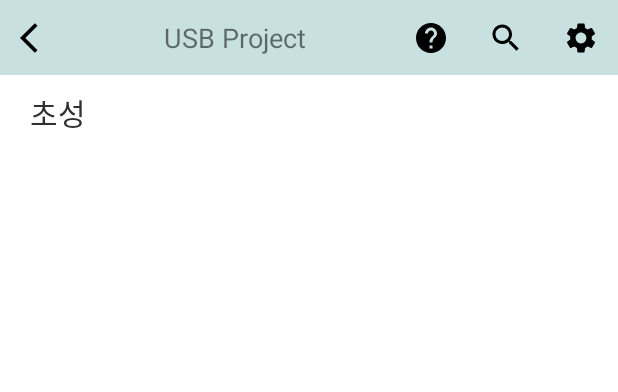
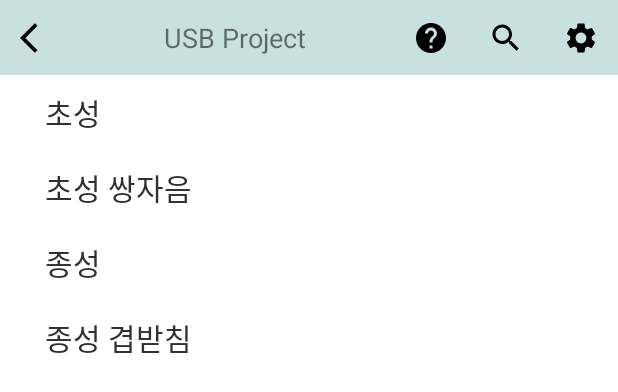
Before and after one commit to jaewon1778/USB, an Android app: the layout consonant.xml on its own in the app's theme, with its tools: preview values and no code run, on a phone screen of 412 x 824 dp. Shown: the top 392 px of the screen. Run offline under Robolectric (Android 15) with nearby library versions, the light colour scheme and no system bars.

Commit message:
자음 grid 완료 출력부 xml 제작하기

```diff
--- a/app/src/main/res/layout/consonant.xml
+++ b/app/src/main/res/layout/consonant.xml
@@ -20,6 +20,21 @@
             layout="@layout/header_white"
             />
 
+        <ScrollView
+            android:layout_width="match_parent"
+            android:layout_height="match_parent"
+            android:fillViewport="true"
+            android:layout_marginRight="10dp"
+            android:layout_marginLeft="10dp"
+            >
+
+            <LinearLayout
+                android:layout_width="match_parent"
+                android:layout_height="wrap_content"
+                android:orientation="vertical"
+                >
+
+
                 <TextView
                     android:id="@+id/txt_initialCon"
                     android:layout_width="match_parent"
@@ -27,18 +42,91 @@
                     android:text="초성"
                     style="@style/txt_leftTitle"
                     />
+
                 <GridView
                     android:id="@+id/grdv_initialCon"
                     android:layout_width="match_parent"
-            android:layout_height="0dp"
-            android:layout_weight="0.3"
+                    android:layout_height="wrap_content"
+
+
                     android:numColumns="5"
                     app:layout_constraintEnd_toEndOf="parent"
                     app:layout_constraintStart_toStartOf="parent"
                     app:layout_constraintTop_toBottomOf="@+id/txt_initialCon"
-            >
 
-        </GridView>
+                    style="@style/grdv_kor"
+                    />
+
+                <TextView
+                    android:id="@+id/txt_initialDblCon"
+                    android:layout_width="match_parent"
+                    android:layout_height="wrap_content"
+                    android:text="초성 쌍자음"
+                    style="@style/txt_leftTitle"
+                    />
+
+                <GridView
+                    android:id="@+id/grdv_initialDblCon"
+                    android:layout_width="match_parent"
+                    android:layout_height="wrap_content"
+
+                    android:numColumns="5"
+                    app:layout_constraintEnd_toEndOf="parent"
+                    app:layout_constraintStart_toStartOf="parent"
+                    app:layout_constraintTop_toBottomOf="@+id/txt_initialDblCon"
+                    style="@style/grdv_kor"
+                    />
+
+                <TextView
+                    android:id="@+id/txt_finalCon"
+                    android:layout_width="match_parent"
+                    android:layout_height="wrap_content"
+                    android:text="종성"
+                    style="@style/txt_leftTitle"
+                    />
+
+                <GridView
+                    android:id="@+id/grdv_finalCon"
+                    android:layout_width="match_parent"
+                    android:layout_height="wrap_content"
+
+                    android:numColumns="5"
+                    app:layout_constraintEnd_toEndOf="parent"
+                    app:layout_constraintStart_toStartOf="parent"
+                    app:layout_constraintTop_toBottomOf="@+id/txt_finalCon"
+
+                    style="@style/grdv_kor"
+                    />
+
+                <TextView
+                    android:id="@+id/txt_finalDblCon"
+                    android:layout_width="match_parent"
+                    android:layout_height="wrap_content"
+                    android:text="종성 겹받침"
+                    style="@style/txt_leftTitle"
+                    />
+
+                <GridView
+                    android:id="@+id/grdv_finalDblCon"
+                    android:layout_width="match_parent"
+                    android:layout_height="wrap_content"
+
+                    android:numColumns="5"
+                    app:layout_constraintEnd_toEndOf="parent"
+                    app:layout_constraintStart_toStartOf="parent"
+                    app:layout_constraintTop_toBottomOf="@+id/txt_finalDblCon"
+
+                    style="@style/grdv_kor"
+                    />
+
+
+            </LinearLayout>
+
+
+        </ScrollView>
+
+
+
 
 
     </LinearLayout>
--- a/app/src/main/res/values/styles.xml
+++ b/app/src/main/res/values/styles.xml
@@ -38,10 +38,23 @@
         <item name="android:textSize">17sp</item>
     </style>
 
+    <style name="btn_kor" parent="TextAppearance.AppCompat">
+        <item name="android:textSize">18sp</item>
+
+
+
+    </style>
+
     <style name="tgl_point" parent="TextAppearance.AppCompat">
         <item name="android:gravity">center</item>
         <item name="android:layout_width">100dp</item>
         <item name="android:layout_height">0dp</item>
         <item name="android:layout_weight">0.3</item>
     </style>
+
+    <style name="grdv_kor" parent="TextAppearance.AppCompat">
+        <item name="android:numColumns">5</item>
+
+
+    </style>
 </resources>
```
Lines whose indentation alone changed are shown as unchanged.
